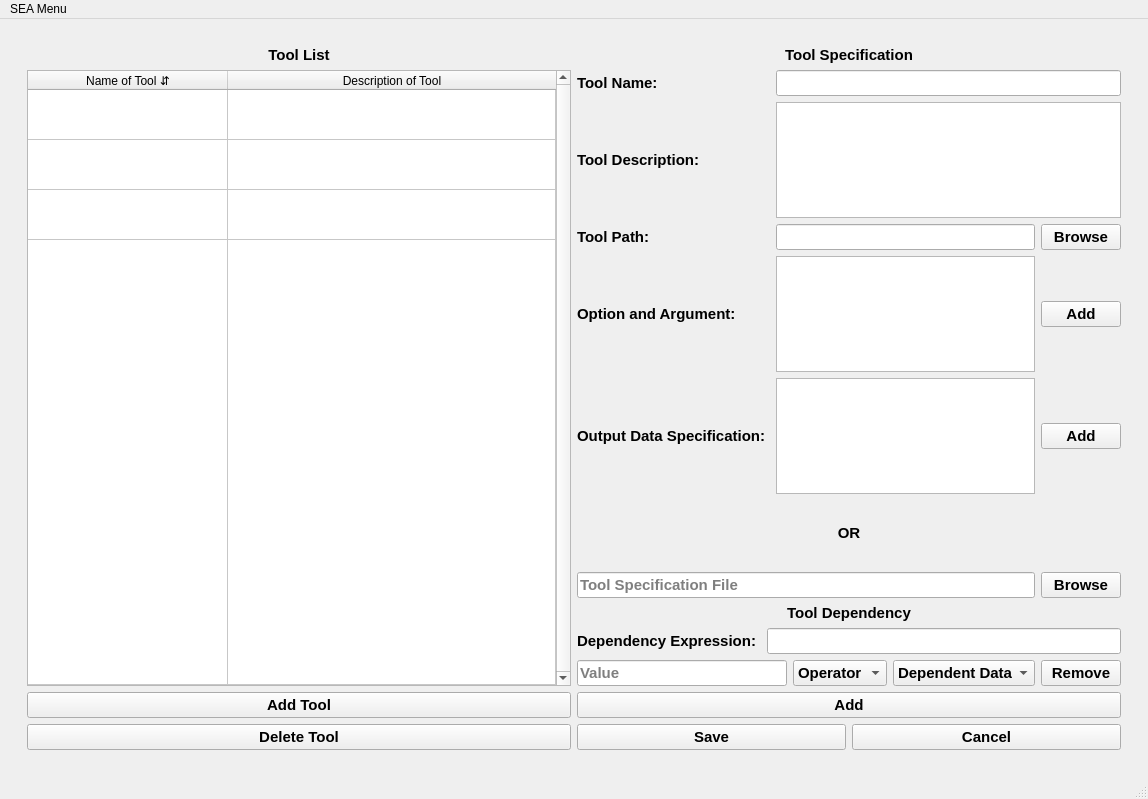
Before: the Qt Designer form gui/stacked.ui in GitRDone-6/SEA, drawn with Qt 5.
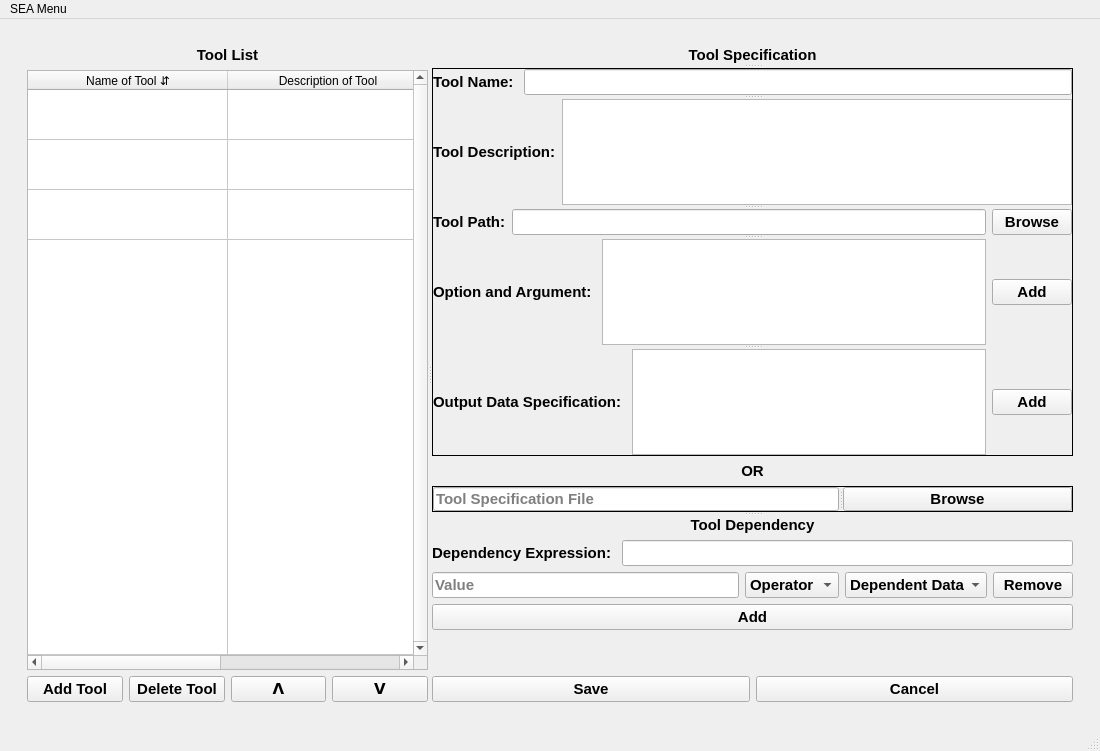
After: the same form once the commit is applied.

Diff of the .ui file:
```diff
--- a/gui/stacked.ui
+++ b/gui/stacked.ui
@@ -6,8 +6,8 @@
    <rect>
     <x>0</x>
     <y>0</y>
-    <width>1148</width>
-    <height>799</height>
+    <width>1100</width>
+    <height>751</height>
    </rect>
   </property>
   <property name="windowTitle">
@@ -758,8 +758,13 @@
           </property>
           <widget class="QWidget" name="tool_list_area">
            <layout class="QGridLayout" name="gridLayout_7">
-            <item row="0" column="0" rowspan="2">
-             <layout class="QVBoxLayout" name="tool_list_table">
+            <item row="0" column="0">
+             <widget class="QSplitter" name="splitter_9">
+              <property name="orientation">
+               <enum>Qt::Horizontal</enum>
+              </property>
+              <widget class="QWidget" name="">
+               <layout class="QVBoxLayout" name="verticalLayout_20">
               <item>
                <widget class="QLabel" name="tool_list_title">
                 <property name="font">
@@ -854,161 +859,204 @@
                </widget>
               </item>
               <item>
-               <widget class="QPushButton" name="pushButton">
+                 <layout class="QHBoxLayout" name="horizontalLayout_9">
+                  <item>
+                   <widget class="QPushButton" name="pushbutton_add_tool">
                 <property name="text">
                  <string>Add Tool</string>
                 </property>
                </widget>
               </item>
               <item>
-               <widget class="QPushButton" name="pushButton_3">
+                   <widget class="QPushButton" name="pushbutton_delete_tool">
                 <property name="text">
                  <string>Delete Tool</string>
                 </property>
                </widget>
               </item>
-             </layout>
-            </item>
-            <item row="0" column="1">
-             <layout class="QGridLayout" name="tool_specification_layout">
-              <item row="3" column="1">
-               <widget class="QLineEdit" name="lineedit_tool_path"/>
-              </item>
-              <item row="4" column="2">
-               <widget class="QPushButton" name="button_option_argument_add">
+                  <item>
+                   <widget class="QPushButton" name="pushbutton_move_up">
                 <property name="text">
-                 <string>Add</string>
+                     <string>ᐱ</string>
                 </property>
                </widget>
               </item>
-              <item row="3" column="2">
-               <widget class="QPushButton" name="button_tool_path_browse">
+                  <item>
+                   <widget class="QPushButton" name="pushbutton_move_down">
                 <property name="text">
-                 <string>Browse</string>
+                     <string>ᐯ</string>
                 </property>
                </widget>
               </item>
-              <item row="7" column="0" colspan="3">
-               <widget class="QLabel" name="tool_specification_OR_label">
+                 </layout>
+                </item>
+               </layout>
+              </widget>
+              <widget class="QSplitter" name="splitter_8">
+               <property name="orientation">
+                <enum>Qt::Vertical</enum>
+               </property>
+               <widget class="QLabel" name="tool_specification_label">
                 <property name="text">
-                 <string>OR</string>
+                 <string>Tool Specification</string>
                 </property>
                 <property name="alignment">
                  <set>Qt::AlignCenter</set>
                 </property>
                </widget>
-              </item>
-              <item row="5" column="2">
-               <widget class="QPushButton" name="button_output_data_add">
+               <widget class="QWidget" name="">
+                <layout class="QVBoxLayout" name="verticalLayout_21">
+                 <item>
+                  <widget class="QSplitter" name="splitter_7">
+                   <property name="frameShape">
+                    <enum>QFrame::Box</enum>
+                   </property>
+                   <property name="orientation">
+                    <enum>Qt::Vertical</enum>
+                   </property>
+                   <widget class="QWidget" name="">
+                    <layout class="QHBoxLayout" name="horizontalLayout_13">
+                     <item>
+                      <widget class="QLabel" name="label_tool_name">
                 <property name="text">
-                 <string>Add</string>
+                        <string>Tool Name: </string>
                 </property>
                </widget>
               </item>
-              <item row="2" column="0">
+                     <item>
+                      <widget class="QLineEdit" name="lineedit_tool_name"/>
+                     </item>
+                    </layout>
+                   </widget>
+                   <widget class="QWidget" name="">
+                    <layout class="QHBoxLayout" name="horizontalLayout_14">
+                     <item>
                <widget class="QLabel" name="label_tool_description">
                 <property name="text">
                  <string>Tool Description:</string>
                 </property>
                </widget>
               </item>
-              <item row="4" column="1">
-               <widget class="QPlainTextEdit" name="plaintextedit_tool_option_argument"/>
-              </item>
-              <item row="9" column="0" colspan="2">
-               <widget class="QLineEdit" name="tool_specification_file_input">
-                <property name="text">
-                 <string/>
-                </property>
-                <property name="placeholderText">
-                 <string>Tool Specification File</string>
-                </property>
-               </widget>
-              </item>
-              <item row="3" column="0">
+                     <item>
+                      <widget class="QPlainTextEdit" name="plaintextedit_tool_description"/>
+                     </item>
+                    </layout>
+                   </widget>
+                   <widget class="QWidget" name="">
+                    <layout class="QHBoxLayout" name="horizontalLayout_15">
+                     <item>
                <widget class="QLabel" name="label_tool_path">
                 <property name="text">
                  <string>Tool Path:</string>
                 </property>
                </widget>
               </item>
-              <item row="1" column="1" colspan="2">
-               <widget class="QLineEdit" name="lineedit_tool_name"/>
-              </item>
-              <item row="5" column="0">
-               <widget class="QLabel" name="label_output_data">
+                     <item>
+                      <widget class="QLineEdit" name="lineedit_tool_path"/>
+                     </item>
+                     <item>
+                      <widget class="QPushButton" name="button_tool_path_browse">
                 <property name="text">
-                 <string>Output Data Specification: </string>
+                        <string>Browse</string>
                 </property>
                </widget>
               </item>
-              <item row="8" column="0">
-               <spacer name="verticalSpacer_2">
-                <property name="orientation">
-                 <enum>Qt::Vertical</enum>
-                </property>
-                <property name="sizeHint" stdset="0">
-                 <size>
-                  <width>20</width>
-                  <height>100</height>
-                 </size>
-                </property>
-               </spacer>
-              </item>
-              <item row="6" column="0">
-               <spacer name="verticalSpacer_3">
-                <property name="orientation">
-                 <enum>Qt::Vertical</enum>
-                </property>
-                <property name="sizeHint" stdset="0">
-                 <size>
-                  <width>20</width>
-                  <height>100</height>
-                 </size>
-                </property>
-               </spacer>
-              </item>
-              <item row="0" column="0" colspan="3">
-               <widget class="QLabel" name="tool_specification_label">
-                <property name="text">
-                 <string>Tool Specification</string>
-                </property>
-                <property name="alignment">
-                 <set>Qt::AlignCenter</set>
-                </property>
-               </widget>
-              </item>
-              <item row="4" column="0">
+                    </layout>
+                   </widget>
+                   <widget class="QWidget" name="">
+                    <layout class="QHBoxLayout" name="horizontalLayout_16">
+                     <item>
                <widget class="QLabel" name="label_option_argument">
                 <property name="text">
                  <string>Option and Argument: </string>
                 </property>
                </widget>
               </item>
-              <item row="1" column="0">
-               <widget class="QLabel" name="label_tool_name">
+                     <item>
+                      <widget class="QPlainTextEdit" name="plaintextedit_tool_option_argument"/>
+                     </item>
+                     <item>
+                      <widget class="QPushButton" name="button_option_argument_add">
                 <property name="text">
-                 <string>Tool Name: </string>
+                        <string>Add</string>
                 </property>
                </widget>
               </item>
-              <item row="2" column="1" colspan="2">
-               <widget class="QPlainTextEdit" name="plaintextedit_tool_description"/>
-              </item>
-              <item row="5" column="1">
+                    </layout>
+                   </widget>
+                   <widget class="QWidget" name="">
+                    <layout class="QHBoxLayout" name="horizontalLayout_17">
+                     <item>
+                      <widget class="QLabel" name="label_output_data">
+                       <property name="text">
+                        <string>Output Data Specification: </string>
+                       </property>
+                      </widget>
+                     </item>
+                     <item>
                <widget class="QPlainTextEdit" name="plaintextedit_tool_data_specification"/>
               </item>
-              <item row="9" column="2">
+                     <item>
+                      <widget class="QPushButton" name="button_output_data_add">
+                       <property name="text">
+                        <string>Add</string>
+                       </property>
+                      </widget>
+                     </item>
+                    </layout>
+                   </widget>
+                  </widget>
+                 </item>
+                 <item>
+                  <widget class="QLabel" name="tool_specification_OR_label">
+                   <property name="text">
+                    <string>OR</string>
+                   </property>
+                   <property name="alignment">
+                    <set>Qt::AlignCenter</set>
+                   </property>
+                  </widget>
+                 </item>
+                 <item>
+                  <widget class="QSplitter" name="splitter_6">
+                   <property name="frameShape">
+                    <enum>QFrame::Box</enum>
+                   </property>
+                   <property name="orientation">
+                    <enum>Qt::Horizontal</enum>
+                   </property>
+                   <widget class="QLineEdit" name="tool_specification_file_input">
+                    <property name="text">
+                     <string/>
+                    </property>
+                    <property name="placeholderText">
+                     <string>Tool Specification File</string>
+                    </property>
+                   </widget>
                <widget class="QPushButton" name="tool_specification_browse_button">
                 <property name="text">
                  <string>Browse</string>
                 </property>
                </widget>
-              </item>
-             </layout>
-            </item>
-            <item row="1" column="1">
+                  </widget>
+                 </item>
+                </layout>
+               </widget>
+               <widget class="QWidget" name="">
              <layout class="QVBoxLayout" name="verticalLayout_18">
+                 <item>
+                  <spacer name="verticalSpacer_3">
+                   <property name="orientation">
+                    <enum>Qt::Vertical</enum>
+                   </property>
+                   <property name="sizeHint" stdset="0">
+                    <size>
+                     <width>20</width>
+                     <height>40</height>
+                    </size>
+                   </property>
+                  </spacer>
+                 </item>
               <item>
                <widget class="QLabel" name="tool_dependency_label">
                 <property name="text">
@@ -1121,6 +1169,9 @@
                </layout>
               </item>
              </layout>
+               </widget>
+              </widget>
+             </widget>
             </item>
            </layout>
           </widget>
@@ -1138,7 +1189,7 @@
     <rect>
      <x>0</x>
      <y>0</y>
-     <width>1148</width>
+     <width>1100</width>
      <height>21</height>
     </rect>
    </property>
```
Lines whose indentation alone changed are shown as unchanged.
